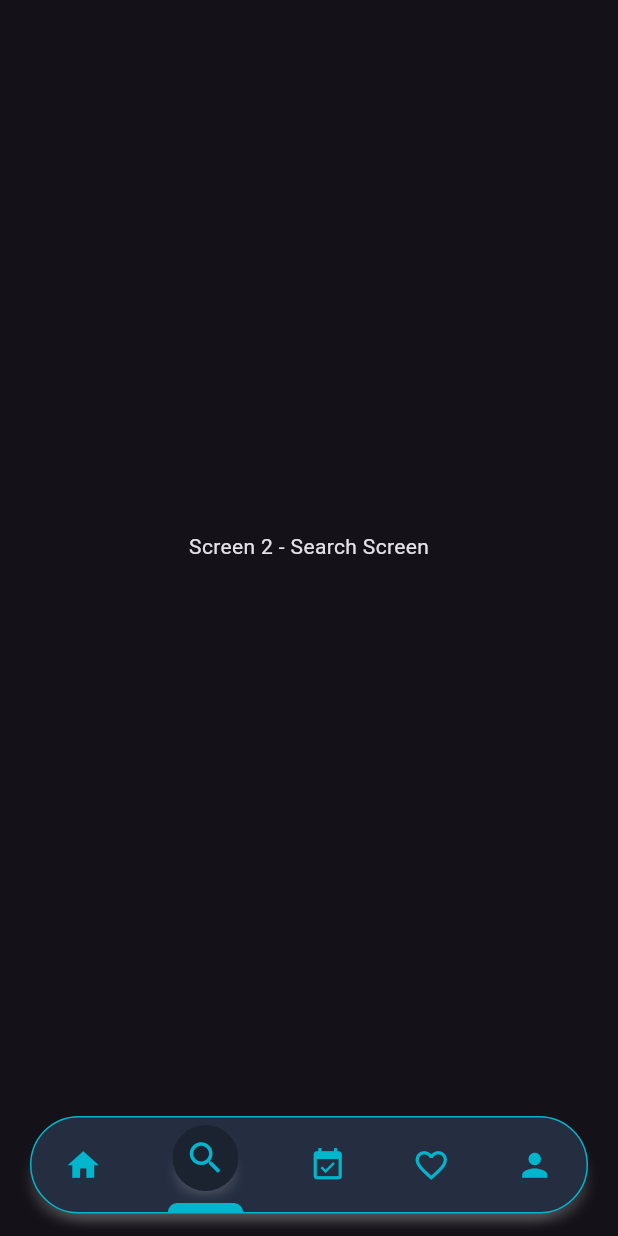
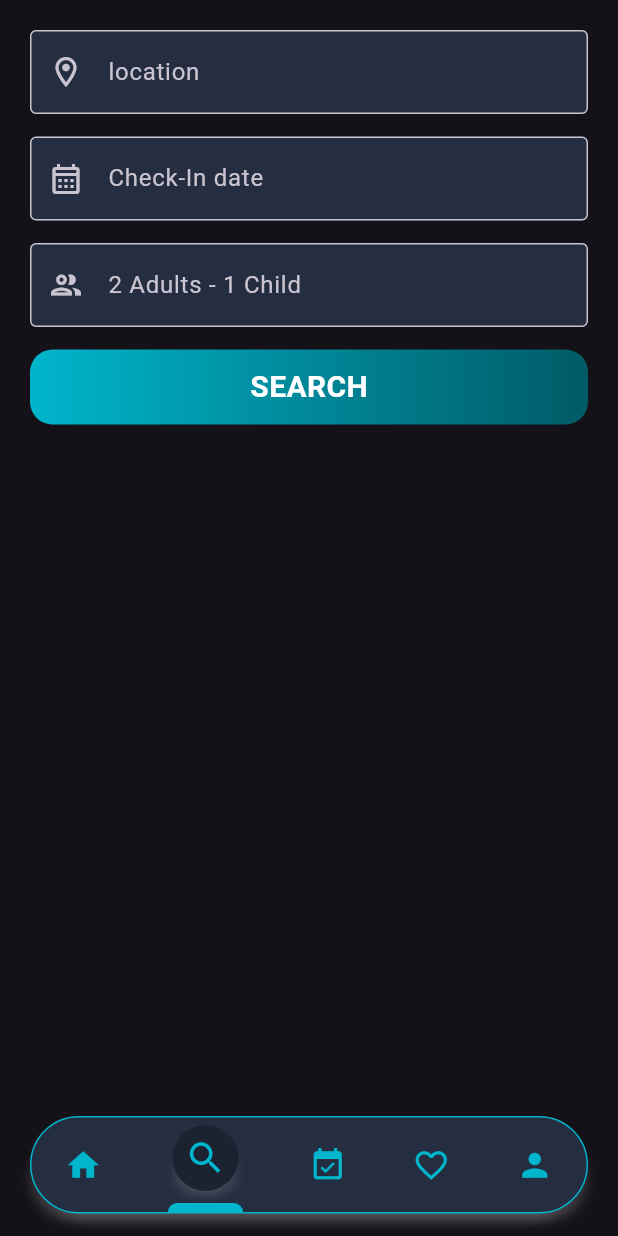
Before and after one commit to AbhinandhanaPU/houseboat_booking_app, a Flutter app: the HomeNavScreen screen opened directly, item 2 of the bottom bar chosen, on a phone screen of 412 x 824 dp. Run offline on Flutter 3.47's test engine with Material 3 defaults, Android fonts, the phone set to English and light mode, and no system bars; our stand-ins replace connectivity_plus, file_picker, flutter_svg, image_picker, intl_phone_field, lottie and 2 more.

Commit message:
SEARCH SCREEN UI

```diff
--- a/lib/app/views/bottom_nav/bottom_nav_screen.dart
+++ b/lib/app/views/bottom_nav/bottom_nav_screen.dart
@@ -1,6 +1,7 @@
 import 'package:flutter/material.dart';
 import 'package:houseboat_booking/app/utils/colors.dart';
 import 'package:houseboat_booking/app/views/bottom_nav/tabs/profile/profile_screen.dart';
+import 'package:houseboat_booking/app/views/bottom_nav/tabs/search/search_screen.dart';
 
 class HomeNavScreen extends StatefulWidget {
   const HomeNavScreen({super.key});
@@ -15,7 +16,7 @@ class _HomeNavScreenState extends State<HomeNavScreen> {
   // List of screens corresponding to each navigation item
   List<Widget> tabWidgets = [
     Center(child: Text('Screen 1 - Home Screen ')),
-    Center(child: Text('Screen 2 - Search Screen')),
+    SearchScreen(), // Screen 2 - Search Screen
     Center(child: Text('Screen 3 - Booking history Screen')),
     Center(child: Text('Screen 4 - Favorite/cart Screen')),
     ProfileScreen() // Screen 5 -  Profile Screen
--- /dev/null
+++ b/lib/app/views/bottom_nav/tabs/search/search_screen.dart
@@ -0,0 +1,52 @@
+import 'dart:developer';
+
+import 'package:flutter/material.dart';
+import 'package:houseboat_booking/app/utils/picker_utils.dart';
+import 'package:houseboat_booking/app/widgets/colored_button.dart';
+import 'package:houseboat_booking/app/widgets/custom_textfield_without_label.dart';
+
+class SearchScreen extends StatelessWidget {
+  const SearchScreen({super.key});
+
+  @override
+  Widget build(BuildContext context) {
+    return SafeArea(
+      child: Scaffold(
+        body: Padding(
+          padding: const EdgeInsets.symmetric(horizontal: 20, vertical: 20),
+          child: Column(
+            spacing: 15,
+            children: [
+              CustomTextfieldWithoutLabel(
+                hintText: 'location',
+                prefixIcon: Icon(Icons.location_on_outlined),
+                controller: TextEditingController(),
+              ),
+              CustomTextfieldWithoutLabel(
+                hintText: 'Check-In date',
+                prefixIcon: Icon(Icons.calendar_month_outlined),
+                controller: TextEditingController(),
+                onTap: () {
+                  final date = PickerUtils.pickDate(context);
+                  log(date.toString());
+                },
+              ),
+              CustomTextfieldWithoutLabel(
+                hintText: '2 Adults - 1 Child',
+                prefixIcon: Icon(Icons.group_outlined),
+                controller: TextEditingController(),
+                onTap: () {},
+              ),
+              CustomcoloredButton(
+                text: 'SEARCH',
+                height: 50,
+                width: double.infinity,
+                onTap: () {},
+              )
+            ],
+          ),
+        ),
+      ),
+    );
+  }
+}
--- a/lib/app/widgets/custom_textfield_with_label.dart
+++ b/lib/app/widgets/custom_textfield_with_label.dart
@@ -12,6 +12,7 @@ class CustomTextfieldWithLabel extends StatelessWidget {
   final TextInputType? keyboardType;
   final int maxLines;
   final bool obscureText;
+  final Function()? onTap;
 
   const CustomTextfieldWithLabel({
     super.key,
@@ -25,6 +26,7 @@ class CustomTextfieldWithLabel extends StatelessWidget {
     this.keyboardType,
     this.maxLines = 1,
     this.obscureText = false,
+    this.onTap,
   });
 
   @override
@@ -58,6 +60,7 @@ class CustomTextfieldWithLabel extends StatelessWidget {
           maxLines: maxLines,
           obscureText: obscureText,
           obscuringCharacter: '*',
+          onTap: onTap,
           decoration: InputDecoration(
             filled: true,
             fillColor: AppColors.backgroundSecondary,
--- /dev/null
+++ b/lib/app/widgets/custom_textfield_without_label.dart
@@ -0,0 +1,57 @@
+import 'package:flutter/material.dart';
+import 'package:houseboat_booking/app/utils/colors.dart';
+
+class CustomTextfieldWithoutLabel extends StatelessWidget {
+  final String hintText;
+  final String? helperText;
+  final Icon? prefixIcon;
+  final Icon? suffixIcon;
+  final TextEditingController controller;
+  final String? Function(String?)? validator;
+  final TextInputType? keyboardType;
+  final int maxLines;
+  final bool obscureText;
+  final Function()? onTap;
+
+  const CustomTextfieldWithoutLabel({
+    super.key,
+    required this.hintText,
+    this.helperText,
+    this.prefixIcon,
+    this.suffixIcon,
+    required this.controller,
+    this.validator,
+    this.keyboardType,
+    this.maxLines = 1,
+    this.obscureText = false,
+    this.onTap,
+  });
+
+  @override
+  Widget build(BuildContext context) {
+    return TextFormField(
+      controller: controller,
+      validator: validator,
+      keyboardType: keyboardType,
+      maxLines: maxLines,
+      obscureText: obscureText,
+      obscuringCharacter: '*',
+      onTap: onTap,
+      decoration: InputDecoration(
+        filled: true,
+        fillColor: AppColors.backgroundSecondary,
+        border: OutlineInputBorder(),
+        hintText: hintText,
+        prefixIcon: prefixIcon,
+        suffixIcon: suffixIcon,
+        helperText: helperText,
+        focusedBorder: OutlineInputBorder(
+          borderSide: BorderSide(
+            color: AppColors.lightPrimary,
+            width: 2,
+          ),
+        ),
+      ),
+    );
+  }
+}
```
